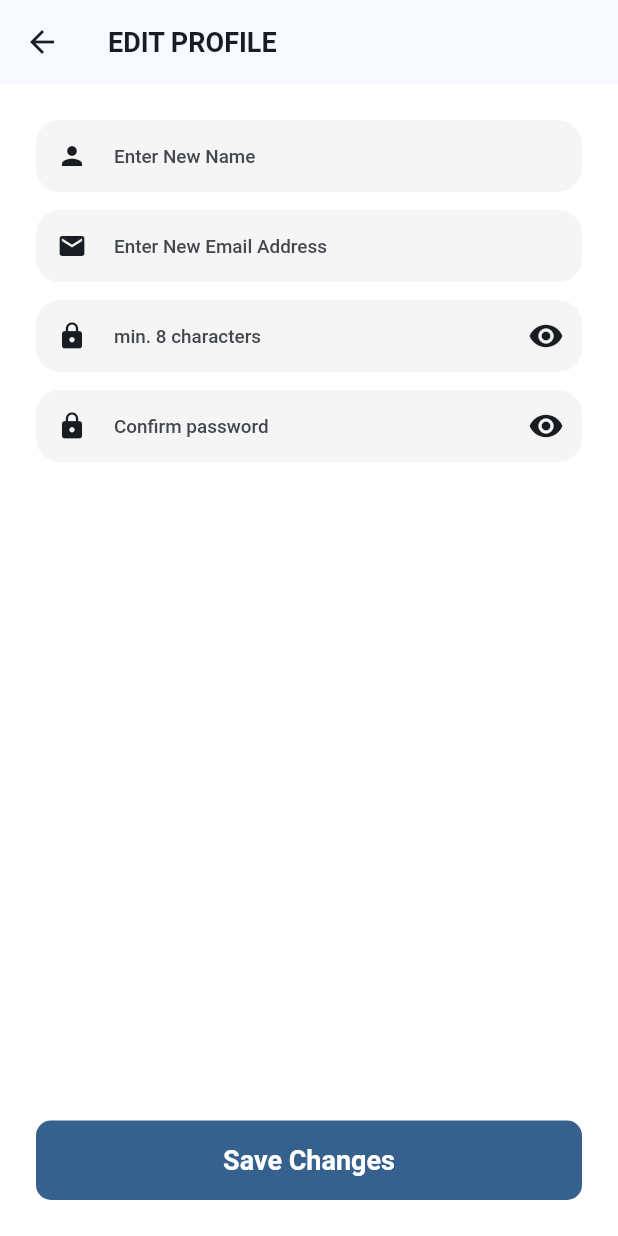
After one commit to Charlie-97/travel_planner, a Flutter app: the EditProfile screen opened by its route, on a phone screen of 412 x 824 dp. The commit adds this screen. Run offline on Flutter 3.47's test engine with Material 2 defaults, Android fonts, the phone set to English and light mode, and no system bars; our stand-ins replace animate_do, font_awesome_flutter, google_fonts, lottie, objectbox, sqflite; missing offline and left inert: chatview; accounts and stored records are empty; generated files the repository leaves out were written again; Roboto replaces fonts that are missing (Ubuntu); statements that could not run were skipped.

Commit message:
Creadted the edit profile page

```diff
--- /dev/null
+++ b/lib/app/presentation/edit_profile.dart
@@ -0,0 +1,332 @@
+import 'package:flutter/material.dart';
+import 'package:travel_planner/app/presentation/authentication/widgets/button.dart';
+import 'package:travel_planner/app/presentation/home_page/home_page.dart';
+import 'package:travel_planner/app/router/base_navigator.dart';
+
+class EditProfile extends StatefulWidget {
+  const EditProfile({super.key});
+  static const routeName = "edit_profile";
+  @override
+  State<EditProfile> createState() => _EditProfileState();
+}
+
+class _EditProfileState extends State<EditProfile> {
+  //These old data would be replaced by actual user data
+  final String? oldName = 'Tirioh';
+  final String? oldEmail = 'Ab10dun@agbadevelopers.com';
+
+  bool obscurePassword = true;
+
+  bool obscurePasswordConfirmation = true;
+
+  late TextEditingController _newEmail = TextEditingController(text: oldEmail);
+  late TextEditingController _newUserName =
+      TextEditingController(text: oldName);
+  TextEditingController _newPassword = TextEditingController();
+  TextEditingController _confirmNewPassword = TextEditingController();
+
+  Icon passwordVisibilityIcon = const Icon(Icons.visibility);
+  Icon confirmPasswordVisibilityIcon = const Icon(Icons.visibility);
+
+  bool validateEmail({required String email}) {
+    return ((email.contains('@') &&
+            email.contains('.') &&
+            (email.substring(email.length - 1) != '.' &&
+                email.substring(email.length - 1) != '@'))) ||
+        email.isEmpty;
+  }
+
+  bool checkPasswordLength(String password) {
+    return password.length >= 8 || password.isEmpty;
+  }
+
+  Function setPasswordVisibility({required bool obscureText}) {
+    return () {
+      obscureText = !obscureText;
+      return obscureText ? Icons.visibility : Icons.visibility_off;
+    };
+  }
+
+  bool checkPasswordsMatch({
+    required String password,
+    required String passwordConfirmation,
+  }) {
+    return password == passwordConfirmation || passwordConfirmation.isEmpty;
+  }
+
+  @override
+  void initState() {
+    _newEmail = TextEditingController();
+    _newPassword = TextEditingController();
+    _newUserName = TextEditingController();
+    _confirmNewPassword = TextEditingController();
+    super.initState();
+  }
+
+  @override
+  void dispose() {
+    _newEmail.dispose();
+    _newUserName.dispose();
+    super.dispose();
+  }
+
+  @override
+  Widget build(BuildContext context) {
+    return Scaffold(
+      backgroundColor: Colors.white,
+      appBar: AppBar(
+        title: const Text(
+          "EDIT PROFILE",
+          style: TextStyle(fontSize: 20, fontWeight: FontWeight.w700),
+        ),
+      ),
+      body: Padding(
+        padding: const EdgeInsets.all(24.0),
+        child: Column(
+          children: [
+            Expanded(
+              child: Column(
+                children: [
+                  // const SizedBox(
+                  //   height: 24.0,
+                  // ),
+                  TextFormField(
+                    enableSuggestions: false,
+                    autocorrect: false,
+                    keyboardType: TextInputType.name,
+                    controller: _newUserName,
+                    onChanged: (_) {
+                      setState(() {});
+                    },
+                    onTapOutside: (event) {
+                      FocusScope.of(context).unfocus();
+                    },
+                    decoration: InputDecoration(
+                      // labelText: 'Email',
+                      hintText: 'Enter New Name',
+                      prefixIcon: const Icon(
+                        Icons.person,
+                        size: 20,
+                      ),
+                      prefixIconColor:
+                          Theme.of(context).colorScheme.onBackground,
+                      border: InputBorder.none,
+                      filled: true,
+                      fillColor: Colors.grey.shade100,
+                      enabledBorder: OutlineInputBorder(
+                        borderRadius: BorderRadius.circular(16),
+                        borderSide: BorderSide.none,
+                      ),
+                      focusedBorder: OutlineInputBorder(
+                        borderRadius: BorderRadius.circular(16),
+                        borderSide:
+                            BorderSide(color: Theme.of(context).primaryColor),
+                      ),
+                      errorBorder: OutlineInputBorder(
+                        borderRadius: BorderRadius.circular(16),
+                        borderSide: BorderSide(
+                            color: Theme.of(context).colorScheme.error),
+                      ),
+                      focusedErrorBorder: OutlineInputBorder(
+                        borderRadius: BorderRadius.circular(16),
+                        borderSide: BorderSide(
+                            color: Theme.of(context).colorScheme.error),
+                      ),
+                      // errorText: validateEmail(email: _userEmail.text) ? null : 'Enter your full name',
+                    ),
+                  ),
+                  const SizedBox(height: 12.0),
+                  TextFormField(
+                    enableSuggestions: false,
+                    autocorrect: false,
+                    keyboardType: TextInputType.emailAddress,
+                    controller: _newEmail,
+                    onChanged: (_) {
+                      setState(() {});
+                    },
+                    onTapOutside: (event) {
+                      FocusScope.of(context).unfocus();
+                    },
+                    decoration: InputDecoration(
+                      // labelText: 'Email',
+                      hintText: 'Enter New Email Address',
+                      prefixIcon: const Icon(
+                        Icons.email,
+                        size: 20,
+                      ),
+                      prefixIconColor:
+                          Theme.of(context).colorScheme.onBackground,
+                      border: InputBorder.none,
+                      filled: true,
+                      fillColor: Colors.grey.shade100,
+                      enabledBorder: OutlineInputBorder(
+                        borderRadius: BorderRadius.circular(16),
+                        borderSide: BorderSide.none,
+                      ),
+                      focusedBorder: OutlineInputBorder(
+                        borderRadius: BorderRadius.circular(16),
+                        borderSide:
+                            BorderSide(color: Theme.of(context).primaryColor),
+                      ),
+                      errorBorder: OutlineInputBorder(
+                        borderRadius: BorderRadius.circular(16),
+                        borderSide: BorderSide(
+                            color: Theme.of(context).colorScheme.error),
+                      ),
+                      focusedErrorBorder: OutlineInputBorder(
+                        borderRadius: BorderRadius.circular(16),
+                        borderSide: BorderSide(
+                            color: Theme.of(context).colorScheme.error),
+                      ),
+                      errorText: validateEmail(email: _newEmail.text)
+                          ? null
+                          : 'Enter a valid email address',
+                    ),
+                  ),
+                  const SizedBox(
+                    height: 12.0,
+                  ),
+                  TextFormField(
+                    obscureText: obscurePassword,
+                    enableSuggestions: false,
+                    autocorrect: false,
+                    controller: _newPassword,
+                    onChanged: (_) {
+                      setState(() {});
+                    },
+                    onTapOutside: (event) {
+                      FocusScope.of(context).unfocus();
+                    },
+                    decoration: InputDecoration(
+                      errorText: checkPasswordLength(_newPassword.text)
+                          ? null
+                          : 'Password must be at least 8 characters',
+                      hintText: 'min. 8 characters',
+                      prefixIcon: const Icon(
+                        Icons.lock,
+                        size: 20,
+                      ),
+                      prefixIconColor:
+                          Theme.of(context).colorScheme.onBackground,
+                      suffixIconColor:
+                          Theme.of(context).colorScheme.onBackground,
+                      filled: true,
+                      fillColor: Colors.grey.shade100,
+                      enabledBorder: OutlineInputBorder(
+                        borderRadius: BorderRadius.circular(16),
+                        borderSide: BorderSide.none,
+                      ),
+                      focusedBorder: OutlineInputBorder(
+                        borderRadius: BorderRadius.circular(16),
+                        borderSide:
+                            BorderSide(color: Theme.of(context).primaryColor),
+                      ),
+                      errorBorder: OutlineInputBorder(
+                        borderRadius: BorderRadius.circular(16),
+                        borderSide: BorderSide(
+                            color: Theme.of(context).colorScheme.error),
+                      ),
+                      focusedErrorBorder: OutlineInputBorder(
+                        borderRadius: BorderRadius.circular(16),
+                        borderSide: BorderSide(
+                            color: Theme.of(context).colorScheme.error),
+                      ),
+                      suffixIcon: IconButton(
+                        onPressed: () {
+                          setState(() {
+                            final toggleVisibility = setPasswordVisibility(
+                                obscureText: obscurePassword);
+                            obscurePassword = !obscurePassword;
+                            final newIconData = toggleVisibility();
+                            passwordVisibilityIcon = Icon(newIconData);
+                          });
+                        },
+                        icon: passwordVisibilityIcon,
+                      ),
+                    ),
+                  ),
+                  const SizedBox(
+                    height: 12.0,
+                  ),
+                  TextFormField(
+                    obscureText: obscurePasswordConfirmation,
+                    enableSuggestions: false,
+                    autocorrect: false,
+                    controller: _confirmNewPassword,
+                    onChanged: (_) {
+                      setState(() {});
+                    },
+                    onTapOutside: (event) {
+                      FocusScope.of(context).unfocus();
+                    },
+                    decoration: InputDecoration(
+                      errorText: checkPasswordsMatch(
+                        password: _newPassword.text,
+                        passwordConfirmation: _confirmNewPassword.text,
+                      )
+                          ? null
+                          : '! Password Mismatch',
+                      hintText: 'Confirm password',
+                      prefixIcon: const Icon(
+                        Icons.lock,
+                        size: 20,
+                      ),
+                      prefixIconColor:
+                          Theme.of(context).colorScheme.onBackground,
+                      suffixIconColor:
+                          Theme.of(context).colorScheme.onBackground,
+                      filled: true,
+                      fillColor: Colors.grey.shade100,
+                      enabledBorder: OutlineInputBorder(
+                        borderRadius: BorderRadius.circular(16),
+                        borderSide: BorderSide.none,
+                      ),
+                      focusedBorder: OutlineInputBorder(
+                        borderRadius: BorderRadius.circular(16),
+                        borderSide:
+                            BorderSide(color: Theme.of(context).primaryColor),
+                      ),
+                      errorBorder: OutlineInputBorder(
+                        borderRadius: BorderRadius.circular(16),
+                        borderSide: BorderSide(
+                            color: Theme.of(context).colorScheme.error),
+                      ),
+                      focusedErrorBorder: OutlineInputBorder(
+                        borderRadius: BorderRadius.circular(16),
+                        borderSide: BorderSide(
+                            color: Theme.of(context).colorScheme.error),
+                      ),
+                      suffixIcon: IconButton(
+                        onPressed: () {
+                          setState(() {
+                            final toggleConfirmVisibility =
+                                setPasswordVisibility(
+                                    obscureText: obscurePasswordConfirmation);
+                            obscurePasswordConfirmation =
+                                !obscurePasswordConfirmation;
+                            final newIconData = toggleConfirmVisibility();
+                            confirmPasswordVisibilityIcon = Icon(newIconData);
+                          });
+                        },
+                        icon: confirmPasswordVisibilityIcon,
+                      ),
+                    ),
+                  ),
+                ],
+              ),
+            ),
+            Container(
+              alignment: Alignment.bottomCenter,
+              child: CustomButton(
+                onTap: () {
+                  BaseNavigator.pushNamedAndclear(HomePage.routeName);
+                },
+                title: "Save Changes",
+              ),
+            ),
+          ],
+        ),
+      ),
+    );
+  }
+}
--- a/lib/app/router/app_router.dart
+++ b/lib/app/router/app_router.dart
@@ -2,6 +2,7 @@ import 'package:flutter/material.dart';
 import 'package:travel_planner/app/presentation/authentication/screens/sign_in.dart';
 import 'package:travel_planner/app/presentation/authentication/screens/sign_up.dart';
 import 'package:travel_planner/app/presentation/chat/screen/chat_screen.dart';
+import 'package:travel_planner/app/presentation/edit_profile.dart';
 import 'package:travel_planner/app/presentation/home_page/home_page.dart';
 import 'package:travel_planner/app/presentation/splash/splash_screen.dart';
 import 'package:travel_planner/data/model/conversation.dart';
@@ -58,6 +59,8 @@ class AppRouter {
         ));
       case SignInScreen.routeName:
         return _getPageRoute(const SignInScreen());
+      case EditProfile.routeName:
+        return _getPageRoute(const EditProfile());
 
       default:
         return _getPageRoute(const SplashScreen());
```
